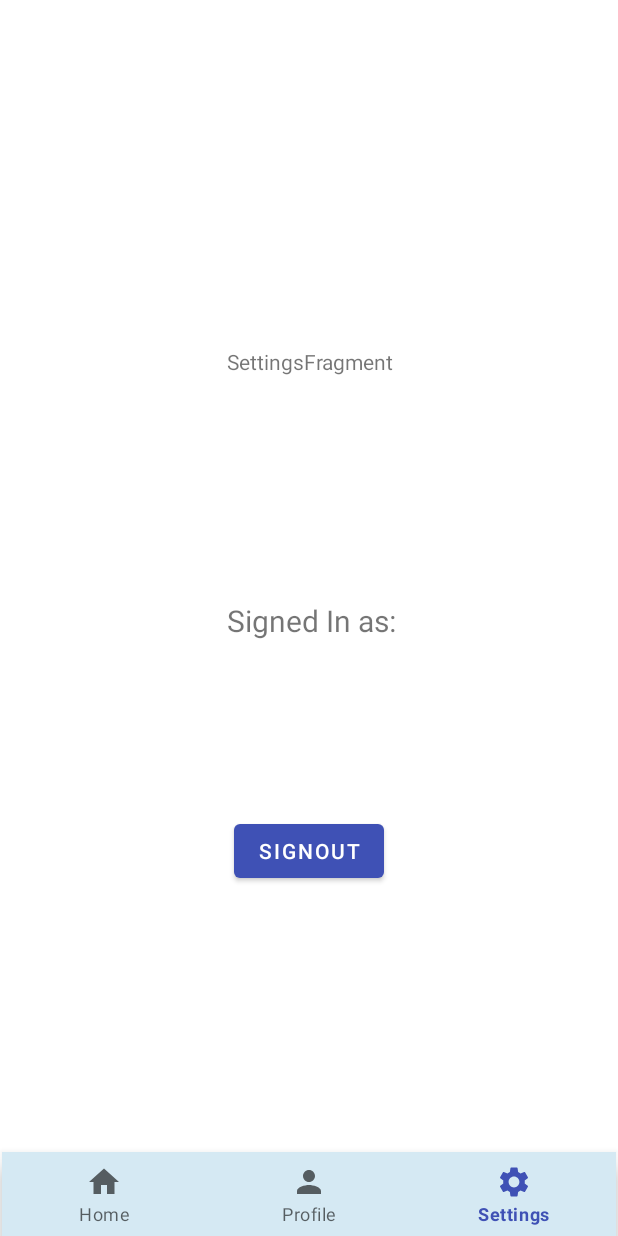
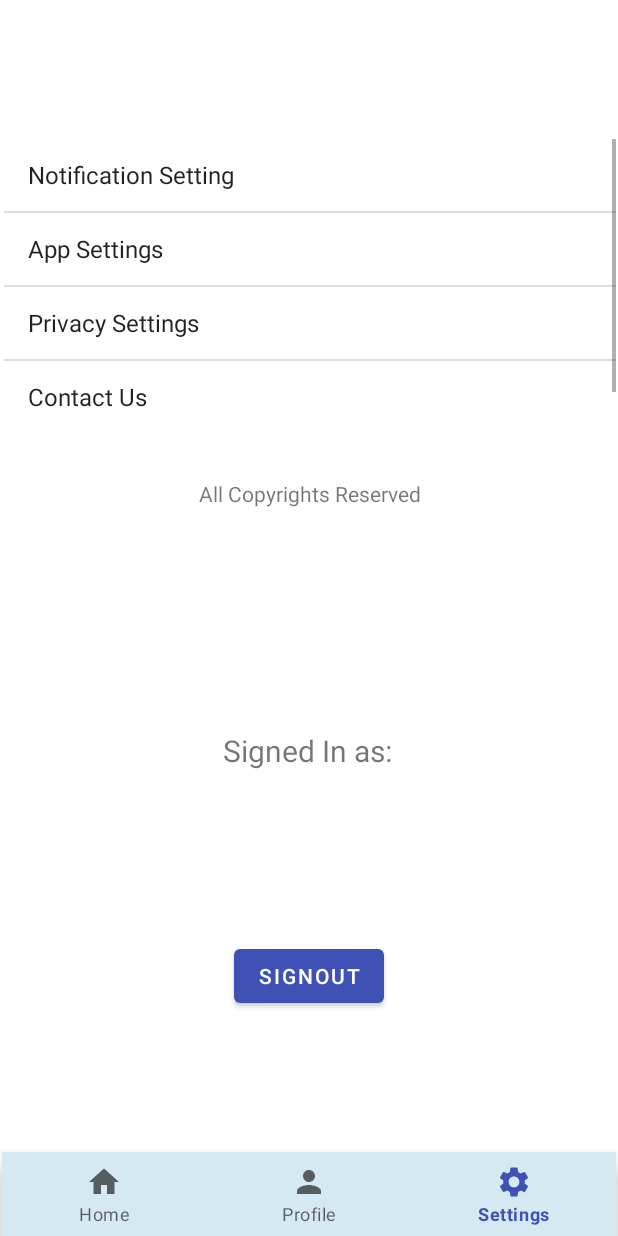
Before and after one commit to Piyush-0120/FuelOnWheels, an Android app: the SettingsFragment screen opened through its navigation route, on a phone screen of 412 x 824 dp. Run offline under Robolectric (Android 15) with nearby library versions, the phone set to English and light mode, and no system bars; our stand-ins replace Firebase (no records; nobody signed in at launch, a user with empty details on screens opened directly), navigation-ui.

Commit message:
Settings Layout Added

```diff
--- a/app/src/main/java/com/example/fuelonwheelsapp/SettingsFragment.java
+++ b/app/src/main/java/com/example/fuelonwheelsapp/SettingsFragment.java
@@ -12,7 +12,10 @@ import android.util.Log;
 import android.view.LayoutInflater;
 import android.view.View;
 import android.view.ViewGroup;
+import android.widget.AdapterView;
+import android.widget.ArrayAdapter;
 import android.widget.Button;
+import android.widget.ListView;
 import android.widget.TextView;
 import android.widget.Toast;
 
@@ -23,6 +26,8 @@ import com.google.firebase.database.DatabaseError;
 import com.google.firebase.database.DatabaseReference;
 import com.google.firebase.database.FirebaseDatabase;
 import com.google.firebase.database.ValueEventListener;
+
+import java.util.ArrayList;
 
 /**
  * A simple {@link Fragment} subclass.
@@ -81,13 +86,32 @@ public class SettingsFragment extends Fragment {
     @Override
     public void onViewCreated(@NonNull View view, @Nullable Bundle savedInstanceState) {
         super.onViewCreated(view, savedInstanceState);
+
     }
+
+
 
     @Override
     public View onCreateView(LayoutInflater inflater, ViewGroup container,
                              Bundle savedInstanceState) {
         // Inflate the layout for this fragment
         View view = inflater.inflate(R.layout.fragment_settings, container, false);
+        ListView lst = view.findViewById(R.id.settingsList);
+        final ArrayList<String> l = new ArrayList<String>();
+        l.add("Notification Setting");
+        l.add("App Settings");
+        l.add("Privacy Settings");
+        l.add("Contact Us");
+
+        ArrayAdapter<String> arrayAdapter = new ArrayAdapter<String>(getActivity(), android.R.layout.simple_list_item_1,l);
+        lst.setAdapter(arrayAdapter);
+
+        lst.setOnItemClickListener(new AdapterView.OnItemClickListener() {
+            @Override
+            public void onItemClick(AdapterView<?> parent, View view, int position, long id) {
+                Toast.makeText(getActivity(), l.get(position), Toast.LENGTH_SHORT).show();
+            }
+        });
         checkUserStatus(view);
         Button button = view.findViewById(R.id.settings_btn_signout);
         button.setOnClickListener(new View.OnClickListener() {
--- a/app/src/main/res/layout/fragment_settings.xml
+++ b/app/src/main/res/layout/fragment_settings.xml
@@ -10,8 +10,8 @@
         android:id="@+id/textView4"
         android:layout_width="wrap_content"
         android:layout_height="wrap_content"
-        android:layout_marginTop="184dp"
-        android:text="SettingsFragment"
+        android:layout_marginTop="272dp"
+        android:text="All Copyrights Reserved"
         app:layout_constraintEnd_toEndOf="parent"
         app:layout_constraintHorizontal_bias="0.503"
         app:layout_constraintStart_toStartOf="parent"
@@ -21,10 +21,9 @@
         android:id="@+id/settings_tv_phone"
         android:layout_width="wrap_content"
         android:layout_height="wrap_content"
-        android:layout_marginTop="31dp"
+        android:layout_marginTop="28dp"
         android:textSize="20sp"
         app:layout_constraintEnd_toEndOf="@+id/textView6"
-        app:layout_constraintHorizontal_bias="0.406"
         app:layout_constraintStart_toStartOf="@+id/textView6"
         app:layout_constraintTop_toBottomOf="@+id/textView6"
         tools:text="+8981229404" />
@@ -33,11 +32,11 @@
         android:id="@+id/textView6"
         android:layout_width="wrap_content"
         android:layout_height="wrap_content"
-        android:layout_marginTop="149dp"
+        android:layout_marginTop="148dp"
         android:text="Signed In as:"
         android:textSize="20sp"
         app:layout_constraintEnd_toEndOf="@+id/textView4"
-        app:layout_constraintHorizontal_bias="0.0"
+        app:layout_constraintHorizontal_bias="0.457"
         app:layout_constraintStart_toStartOf="@+id/textView4"
         app:layout_constraintTop_toBottomOf="@+id/textView4" />
 
@@ -52,4 +51,13 @@
         app:layout_constraintStart_toStartOf="parent"
         app:layout_constraintTop_toBottomOf="@+id/settings_tv_phone" />
 
+    <ListView
+        android:id="@+id/settingsList"
+        android:layout_width="409dp"
+        android:layout_height="182dp"
+        android:layout_marginStart="1dp"
+        app:layout_constraintBottom_toTopOf="@+id/textView4"
+        app:layout_constraintStart_toStartOf="parent"
+        app:layout_constraintTop_toTopOf="parent" />
+
 </androidx.constraintlayout.widget.ConstraintLayout>
```
